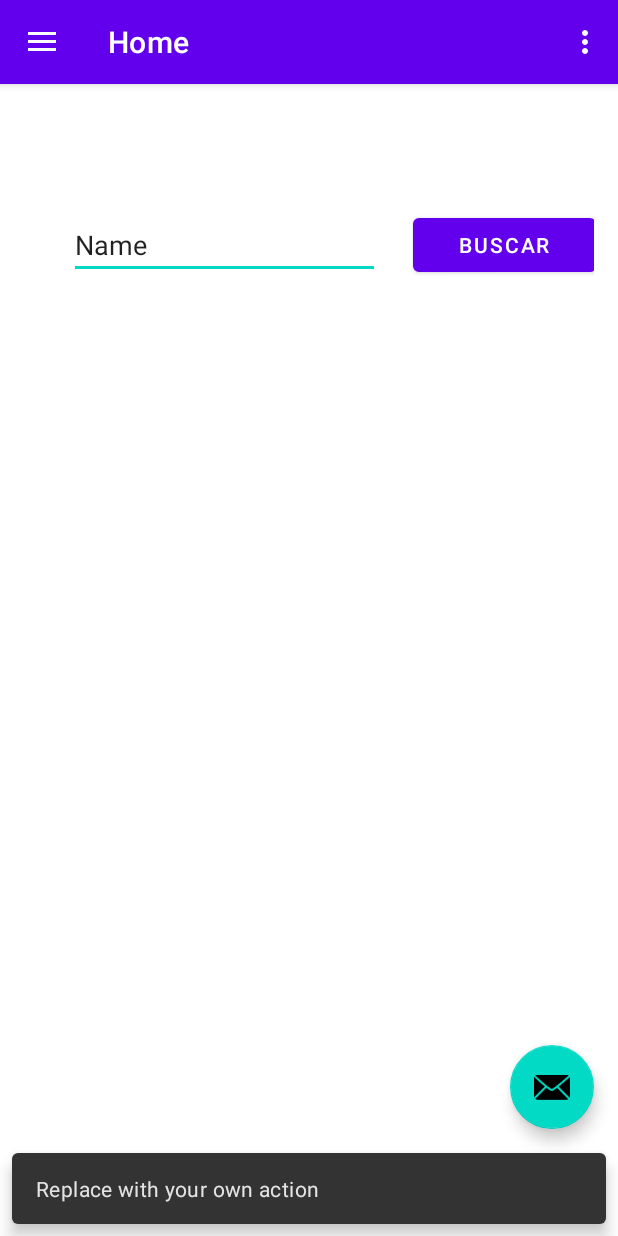
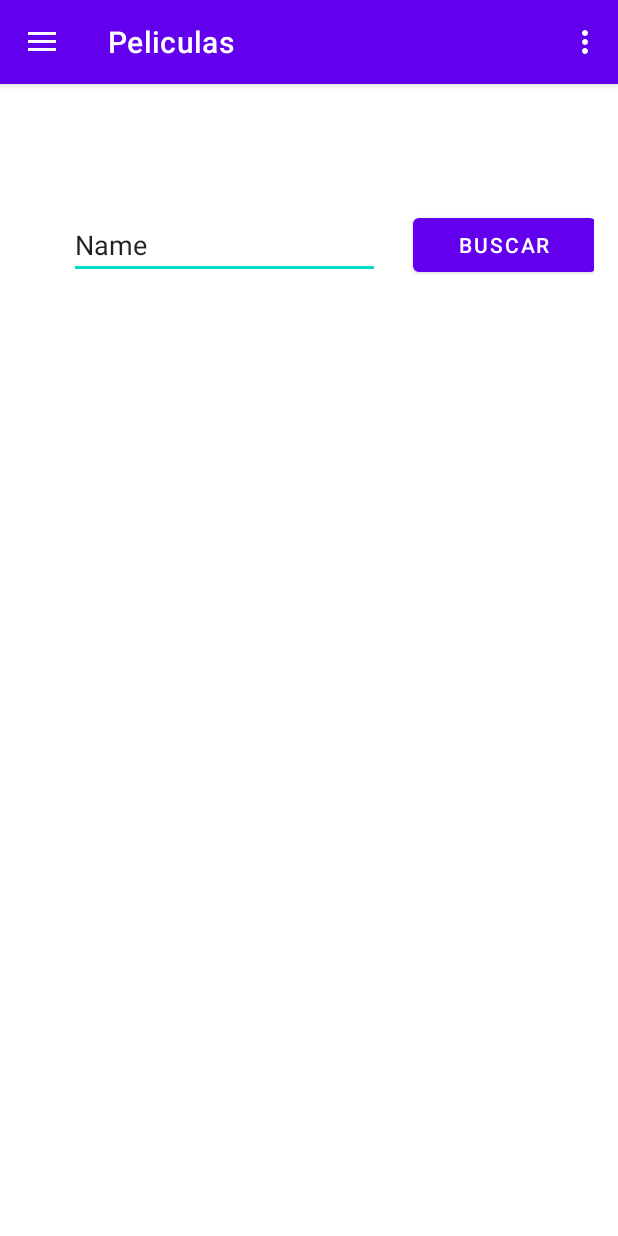
Before and after one commit to ProyectoENV/Cine2, an Android app: the MainActivity screen opened directly, with no data from a screen before it, after a tap on "BUSCAR", on a phone screen of 412 x 824 dp. Run offline under Robolectric (Android 15) with nearby library versions, the phone set to English and light mode, and no system bars; our stand-ins replace Firebase (no records; nobody signed in at launch, a user with empty details on screens opened directly), Picasso, navigation-ui; pictures from the network do not load; 1 other tap on this screen came first.

Commit message:
Falta revisiones 0.3

```diff
--- a/app/src/main/java/com/example/proyectocine/ui/MainActivity.java
+++ b/app/src/main/java/com/example/proyectocine/ui/MainActivity.java
@@ -71,11 +71,7 @@ public class MainActivity extends AppCompatActivity {
 
         Toolbar toolbar = findViewById(R.id.toolbar);
         setSupportActionBar(toolbar);
-        FloatingActionButton fab = findViewById(R.id.fab);
-        fab.setOnClickListener(view -> {
-            Snackbar.make(view, "Replace with your own action", Snackbar.LENGTH_LONG)
-                    .setAction("Action", null).show();
-        });
+
         DrawerLayout drawer = findViewById(R.id.drawer_layout);
         NavigationView navigationView = findViewById(R.id.nav_view);
         // Passing each menu ID as a set of Ids because each
--- a/app/src/main/res/layout/app_bar_main.xml
+++ b/app/src/main/res/layout/app_bar_main.xml
@@ -22,12 +22,4 @@
 
     <include layout="@layout/content_main" />
 
-    <com.google.android.material.floatingactionbutton.FloatingActionButton
-        android:id="@+id/fab"
-        android:layout_width="wrap_content"
-        android:layout_height="wrap_content"
-        android:layout_gravity="bottom|end"
-        android:layout_margin="@dimen/fab_margin"
-        app:srcCompat="@android:drawable/ic_dialog_email" />
-
 </androidx.coordinatorlayout.widget.CoordinatorLayout>
--- a/app/src/main/res/values/strings.xml
+++ b/app/src/main/res/values/strings.xml
@@ -6,9 +6,9 @@
     <string name="nav_header_desc">Navigation header</string>
     <string name="action_settings">Settings</string>
 
-    <string name="menu_home">Home</string>
-    <string name="menu_gallery">Gallery</string>
-    <string name="menu_slideshow">Slideshow</string>
+    <string name="menu_home">Peliculas</string>
+    <string name="menu_gallery">Perfil</string>
+    <string name="menu_slideshow">Información</string>
     <string name="menu_Informacion">Información</string>
     <string name="menu_Perfil">Perfil</string>
     <string name="menu_Peliculas">Películas</string>
```
